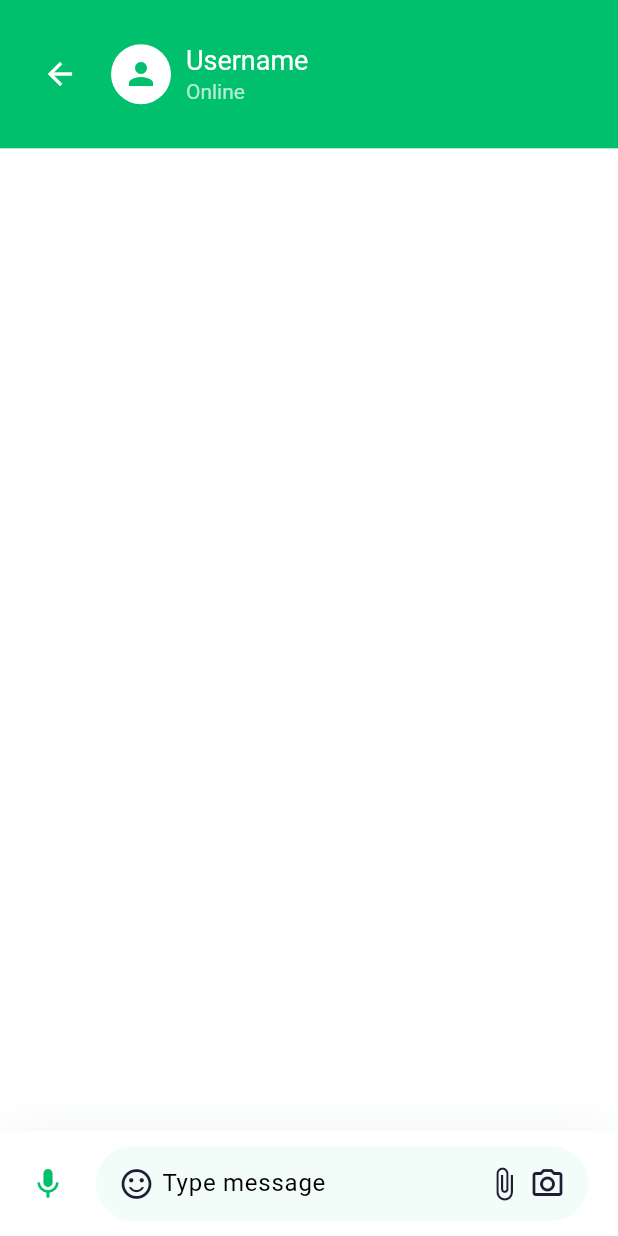
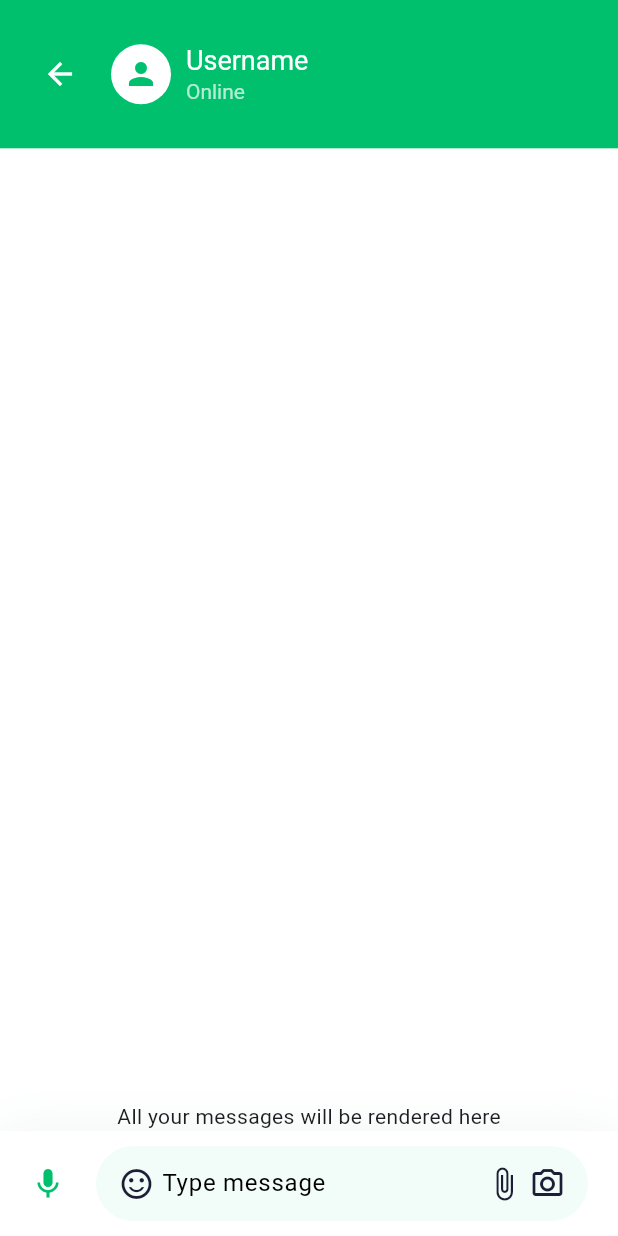
Before and after one commit to vinay301/ChatApp_Flutter, a Flutter app: the Messagescreen screen opened directly, on a phone screen of 412 x 824 dp. Run offline on Flutter 3.47's test engine with Material 3 defaults, Android fonts, the phone set to English and light mode, and no system bars.

Commit message:
demo change

```diff
--- a/lib/screens/messages/components/body.dart
+++ b/lib/screens/messages/components/body.dart
@@ -6,8 +6,11 @@ class Body extends StatelessWidget {
   const Body({super.key});
   @override
   Widget build(BuildContext context) {
-    return Column(
-      children: [const Spacer(), ChatInputField()],
+    return const Column(
+      children: [
+      Spacer(),
+      Text('All your messages will be rendered here'),
+      ChatInputField()],
     );
   }
 }
```
